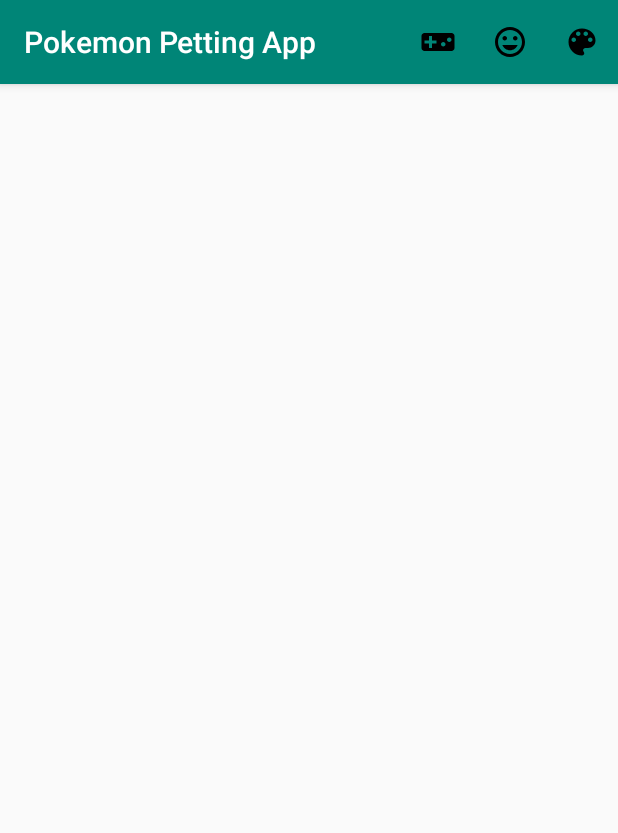
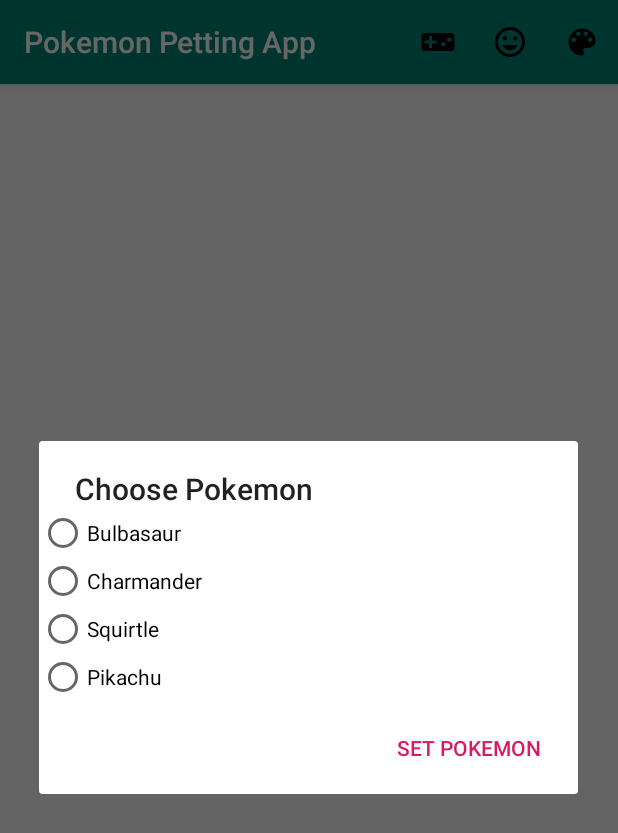
Before and after one commit to dj-pocket-cloud/Pokemon-Petting-App, an Android app: the fragment MainActivityFragment shown on its own in the app's theme, after a tap on "Change Pokemon", on a phone screen of 412 x 824 dp. Shown: the top 833 px of the screen. Run offline under Robolectric (Android 15) with nearby library versions, the phone set to English and light mode, and no system bars; 1 statement that could not run was skipped.

Commit message:
added several incomplete functionalities

```diff
--- a/app/src/main/java/rs/example/pokemonpettingapp/MainActivityFragment.java
+++ b/app/src/main/java/rs/example/pokemonpettingapp/MainActivityFragment.java
@@ -1,14 +1,11 @@
 package rs.example.pokemonpettingapp;
 
-import android.Manifest;
-import android.app.AlertDialog;
 import android.content.Context;
-import android.content.DialogInterface;
-import android.content.pm.PackageManager;
 import android.hardware.Sensor;
 import android.hardware.SensorEvent;
 import android.hardware.SensorEventListener;
 import android.hardware.SensorManager;
+import android.media.MediaPlayer;
 import android.os.Bundle;
 import android.support.v4.app.Fragment;
 import android.view.LayoutInflater;
@@ -17,6 +14,7 @@ import android.view.MenuInflater;
 import android.view.MenuItem;
 import android.view.View;
 import android.view.ViewGroup;
+import android.widget.Toast;
 
 public class MainActivityFragment extends Fragment {
     private PetView petView; // handles touch events and draws
@@ -24,6 +22,9 @@ public class MainActivityFragment extends Fragment {
     private float currentAcceleration;
     private float lastAcceleration;
     private boolean dialogOnScreen = false;
+    private boolean spriteMode = true; //true = color, false = greyscale
+    MediaPlayer mediaPlayer = new MediaPlayer();
+    int cry = R.raw.cry001; //change this cry programmatically based on current pokemon
 
     // value used to determine whether user shook the device to erase
     private static final int ACCELERATION_THRESHOLD = 100000;
@@ -114,12 +115,10 @@ public class MainActivityFragment extends Fragment {
                         acceleration = currentAcceleration *
                                 (currentAcceleration - lastAcceleration);
 
-                        // if the acceleration is above a certain threshold
+                        // if the acceleration is above a certain threshold play the current pokemon cry
                         if (acceleration > ACCELERATION_THRESHOLD) {
-                            //TODO: add pokemon cry sound
-                            //the sounds that aren't in a folder are remastered cries that appear in new games
-                            //the sounds in the 'old' folder are classic cries
-                            //either one could be used here
+                            mediaPlayer.create(getContext(), cry);
+                            mediaPlayer.start();
                         }
                     }
                 }
@@ -141,16 +140,24 @@ public class MainActivityFragment extends Fragment {
     public boolean onOptionsItemSelected(MenuItem item) {
         // switch based on the MenuItem id
         switch (item.getItemId()) {
+            case R.id.sprite:
+                //swap sprite mode
+                spriteMode = !spriteMode;
+                //TODO: when pokemon image is implemented change image here
+                if (spriteMode) { //if new mode is color mode {
+                    Toast.makeText(getContext(), R.string.toast_color_sprite_toggle, Toast.LENGTH_SHORT);
+                } else {
+                    Toast.makeText(getContext(), R.string.toast_grayscale_sprite_toggle, Toast.LENGTH_SHORT);
+                }
+                return true;
+            case R.id.pokemon:
+                PokemonSelectFragment pokemonFragment = new PokemonSelectFragment();
+                pokemonFragment.show(getFragmentManager(), "pokemon dialog");
+                return true;
             case R.id.color:
                 ColorDialogFragment colorDialog = new ColorDialogFragment();
                 colorDialog.show(getFragmentManager(), "color dialog");
                 return true; // consume the menu event
-            case R.id.pokemon:
-                //TODO: add pokemon switching functionality
-                return true;
-            case R.id.sprite:
-                //TODO: add sprite changing functionality
-                return true;
         }
 
         return super.onOptionsItemSelected(item);
--- /dev/null
+++ b/app/src/main/java/rs/example/pokemonpettingapp/PokemonSelectFragment.java
@@ -0,0 +1,83 @@
+package rs.example.pokemonpettingapp;
+
+import android.app.Activity;
+import android.app.AlertDialog;
+import android.app.Dialog;
+import android.content.DialogInterface;
+import android.graphics.Color;
+import android.os.Bundle;
+import android.provider.MediaStore;
+import android.support.v4.app.DialogFragment;
+import android.view.View;
+import android.widget.RadioButton;
+import android.widget.SeekBar;
+
+public class PokemonSelectFragment extends DialogFragment {
+    private RadioButton bulbasaur;
+    private RadioButton charmander;
+    private RadioButton squirtle;
+    private RadioButton pikachu;
+
+    // create an AlertDialog and return it
+    @Override
+    public Dialog onCreateDialog(Bundle bundle) {
+        // create dialog
+        AlertDialog.Builder builder =
+                new AlertDialog.Builder(getActivity());
+        View pokemonDialogView = getActivity().getLayoutInflater().inflate(
+                R.layout.fragment_pokemon_select, null);
+        builder.setView(pokemonDialogView); // add GUI to dialog
+
+        // set the AlertDialog's message
+        builder.setTitle(R.string.title_pokemon_dialog);
+
+        bulbasaur = (RadioButton) pokemonDialogView.findViewById(
+                R.id.radio_bulbasaur);
+        charmander = (RadioButton) pokemonDialogView.findViewById(
+                R.id.radio_charmander);
+        squirtle = (RadioButton) pokemonDialogView.findViewById(
+                R.id.radio_squirtle);
+        pikachu = (RadioButton) pokemonDialogView.findViewById(
+                R.id.radio_pikachu);
+
+        // use current drawing color to set SeekBar values
+        final PetView petView = getPetViewFragment().getPetView();
+
+        // add Set Pokemon Button
+        builder.setPositiveButton(R.string.button_set_pokemon,
+                new DialogInterface.OnClickListener() {
+                    public void onClick(DialogInterface dialog, int id) {
+                        petView.setPokemon(); //TODO: change parameter once this method is implmemented
+                    }
+                }
+        );
+
+        return builder.create(); // return dialog
+    }
+
+    // gets a reference to the MainActivityFragment
+    private MainActivityFragment getPetViewFragment() {
+        return (MainActivityFragment) getFragmentManager().findFragmentById(
+                R.id.doodleFragment);
+    }
+
+    // tell MainActivityFragment that dialog is now displayed
+    @Override
+    public void onAttach(Activity activity) {
+        super.onAttach(activity);
+        MainActivityFragment fragment = getPetViewFragment();
+
+        if (fragment != null)
+            fragment.setDialogOnScreen(true);
+    }
+
+    // tell MainActivityFragment that dialog is no longer displayed
+    @Override
+    public void onDetach() {
+        super.onDetach();
+        MainActivityFragment fragment = getPetViewFragment();
+
+        if (fragment != null)
+            fragment.setDialogOnScreen(false);
+    }
+}
--- a/app/src/main/res/values/strings.xml
+++ b/app/src/main/res/values/strings.xml
@@ -10,7 +10,9 @@
     <string name="menuitem_pokemon">Change Pokemon</string>
     <string name="menuitem_color">Change Color</string>
     <string name="button_set_color">Set Color And Width</string>
+    <string name="button_set_pokemon">Set Pokemon</string>
     <string name="title_color_dialog">Choose Color and Line Width</string>
+    <string name="title_pokemon_dialog">Choose Pokemon</string>
     <string name="toast_pokemon_change">Pokemon changed to </string> <!--append pokemon name to end in code-->
     <string name="toast_grayscale_sprite_toggle">Sprite mode toggled to original Game Boy colors</string>
     <string name="toast_color_sprite_toggle">Sprite mode toggled to Game Boy Color colors</string>
```
Also changed, not shown: app/src/main/java/rs/example/pokemonpettingapp/ColorDialogFragment.java (+10 -5 lines), 1 other file.
